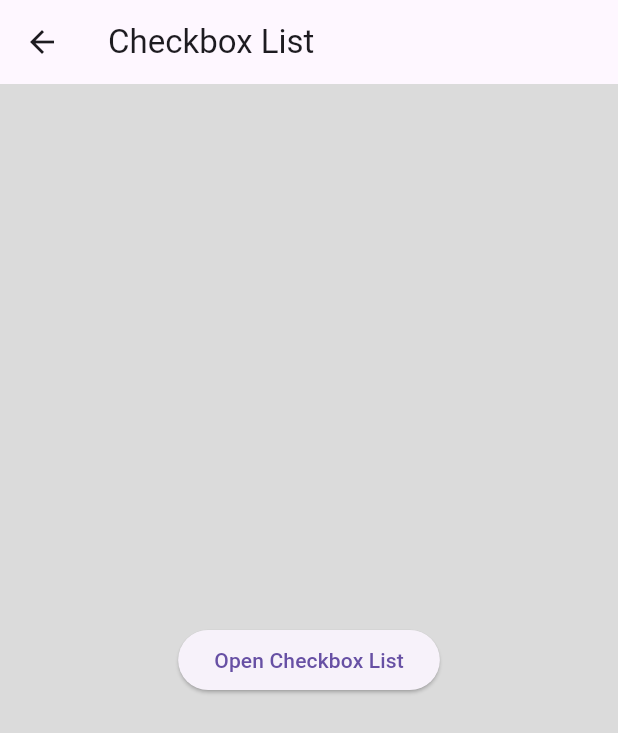
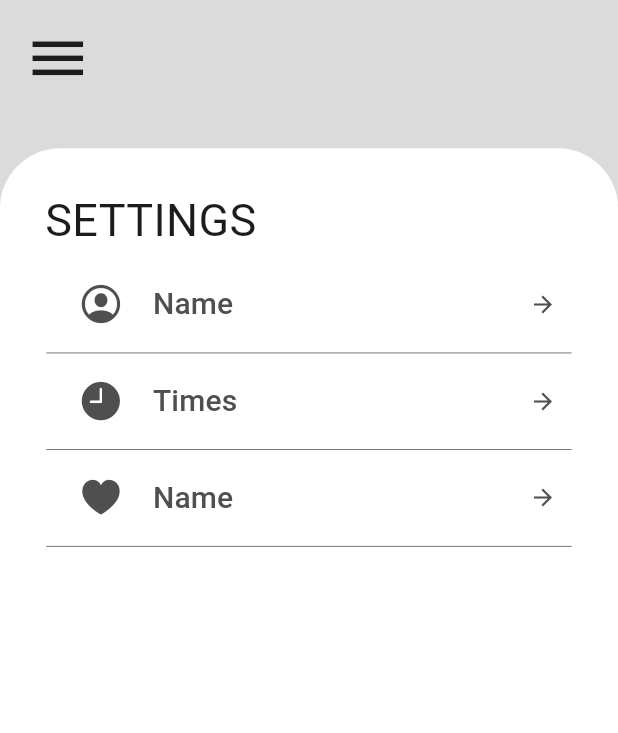
Before and after one commit to tri27pham/dissertation, a Flutter app: the NavBar widget shown alone on an empty page, opened directly, after a tap on "SETTINGS", on a phone screen of 412 x 824 dp. Shown: the top 733 px of the screen. Run offline on Flutter 3.47's test engine with Material 3 defaults, Android fonts, the phone set to English and light mode, and no system bars; our stand-ins replace flutter_advanced_switch, geocoding; missing offline and left inert: dart:ffi.

Commit message:
made settings page

```diff
--- a/task_allocation_app/lib/navbar.dart
+++ b/task_allocation_app/lib/navbar.dart
@@ -3,6 +3,7 @@ import 'package:flutter/scheduler.dart';
 import 'package:task_allocation_app/homepage.dart';
 import 'package:task_allocation_app/schedule.dart';
 import 'package:task_allocation_app/calendar.dart';
+import 'package:task_allocation_app/settings.dart';
 import 'package:task_allocation_app/test.dart';
 
 class NavBar extends StatelessWidget {
@@ -95,7 +96,7 @@ class NavBar extends StatelessWidget {
             onTap: () {
               Navigator.push(
                 context,
-                MaterialPageRoute(builder: (context) => CheckboxListScreen()),
+                MaterialPageRoute(builder: (context) => Settings()),
               );
             },
           ),
--- /dev/null
+++ b/task_allocation_app/lib/settings.dart
@@ -0,0 +1,216 @@
+import 'package:flutter/cupertino.dart';
+import 'package:flutter/material.dart';
+import 'navbar.dart';
+
+class Settings extends StatelessWidget {
+  const Settings({super.key});
+
+  @override
+  Widget build(BuildContext context) {
+    return Scaffold(
+      appBar: AppBar(
+        toolbarHeight: MediaQuery.of(context).size.height * 0.08,
+        backgroundColor: Colors.transparent,
+        leading: Padding(
+          padding: const EdgeInsets.all(8.0), // Add padding to the leading icon
+          child: Builder(
+            builder: (context) => IconButton(
+              icon: Icon(Icons.menu),
+              iconSize: 45,
+              onPressed: () {
+                print("MENU PRESSED");
+                Scaffold.of(context).openDrawer();
+              },
+            ),
+          ),
+        ),
+      ),
+      body: Column(
+        crossAxisAlignment: CrossAxisAlignment.start,
+        children: [
+          Spacer(),
+          Container(
+              height: 0.88 * MediaQuery.of(context).size.height,
+              width: MediaQuery.of(context).size.width,
+              decoration: BoxDecoration(
+                color: Colors.white, // Set the color of the container
+                borderRadius: BorderRadius.only(
+                  topLeft: Radius.circular(40.0), // Radius for top-left corner
+                  topRight:
+                      Radius.circular(40.0), // Radius for top-right corner
+                ),
+              ),
+              child: Column(
+                  crossAxisAlignment: CrossAxisAlignment.start,
+                  children: [
+                    SizedBox(
+                      height: MediaQuery.of(context).size.height * 0.02,
+                    ),
+                    Padding(
+                      padding: EdgeInsets.symmetric(
+                          horizontal: 30.0, vertical: 10.0),
+                      child: Text(
+                        "SETTINGS",
+                        style: TextStyle(fontSize: 30),
+                      ),
+                    ),
+                    Center(
+                        child: Container(
+                            height: MediaQuery.of(context).size.height * 0.06,
+                            width: MediaQuery.of(context).size.width * 0.9,
+                            child: TextButton(
+                              onPressed: () {},
+                              child: Row(
+                                mainAxisAlignment: MainAxisAlignment
+                                    .spaceBetween, // Space out the row elements
+                                mainAxisSize: MainAxisSize
+                                    .min, // Minimize the row size to wrap its content
+                                children: [
+                                  Expanded(
+                                    flex: 2,
+                                    child: Icon(CupertinoIcons.profile_circled,
+                                        size: 30,
+                                        color: Color.fromARGB(255, 80, 78,
+                                            78)), // Icon on the far left
+                                  ),
+                                  Expanded(
+                                    flex: 7,
+                                    child: Text('Name',
+                                        style: TextStyle(
+                                          color:
+                                              Color.fromARGB(255, 80, 78, 78),
+                                          fontSize: 20,
+                                        )),
+                                  ),
+                                  Expanded(
+                                    flex: 1,
+                                    child: Icon(Icons.arrow_forward,
+                                        color: Color.fromARGB(255, 80, 78,
+                                            78)), // Icon on the far right)
+                                  )
+                                  // Text in the middle
+                                ],
+                              ),
+                            ))),
+                    Center(
+                      child: FractionallySizedBox(
+                        widthFactor:
+                            0.85, // Sets the width to 50% of the available width
+                        child: Divider(
+                          color: Color.fromARGB(
+                              255, 80, 78, 78), // Color of the divider
+                          height:
+                              15, // Space occupied by the divider, including the line and space above and below it
+                          thickness: 0.5, // Thickness of the line
+                        ),
+                      ),
+                    ),
+                    Center(
+                        child: Container(
+                            height: MediaQuery.of(context).size.height * 0.06,
+                            width: MediaQuery.of(context).size.width * 0.9,
+                            child: TextButton(
+                              onPressed: () {},
+                              child: Row(
+                                mainAxisAlignment: MainAxisAlignment
+                                    .spaceBetween, // Space out the row elements
+                                mainAxisSize: MainAxisSize
+                                    .min, // Minimize the row size to wrap its content
+                                children: [
+                                  Expanded(
+                                    flex: 2,
+                                    child: Icon(CupertinoIcons.clock_solid,
+                                        size: 30,
+                                        color: Color.fromARGB(255, 80, 78,
+                                            78)), // Icon on the far left
+                                  ),
+                                  Expanded(
+                                    flex: 7,
+                                    child: Text('Times',
+                                        style: TextStyle(
+                                          color:
+                                              Color.fromARGB(255, 80, 78, 78),
+                                          fontSize: 20,
+                                        )),
+                                  ),
+                                  Expanded(
+                                    flex: 1,
+                                    child: Icon(Icons.arrow_forward,
+                                        color: Color.fromARGB(255, 80, 78,
+                                            78)), // Icon on the far right)
+                                  )
+                                  // Text in the middle
+                                ],
+                              ),
+                            ))),
+                    Center(
+                      child: FractionallySizedBox(
+                        widthFactor:
+                            0.85, // Sets the width to 50% of the available width
+                        child: Divider(
+                          color: Color.fromARGB(
+                              255, 80, 78, 78), // Color of the divider
+                          height:
+                              15, // Space occupied by the divider, including the line and space above and below it
+                          thickness: 0.5, // Thickness of the line
+                        ),
+                      ),
+                    ),
+                    Center(
+                        child: Container(
+                            height: MediaQuery.of(context).size.height * 0.06,
+                            width: MediaQuery.of(context).size.width * 0.9,
+                            child: TextButton(
+                              onPressed: () {},
+                              child: Row(
+                                mainAxisAlignment: MainAxisAlignment
+                                    .spaceBetween, // Space out the row elements
+                                mainAxisSize: MainAxisSize
+                                    .min, // Minimize the row size to wrap its content
+                                children: [
+                                  Expanded(
+                                    flex: 2,
+                                    child: Icon(CupertinoIcons.suit_heart_fill,
+                                        size: 30,
+                                        color: Color.fromARGB(255, 80, 78,
+                                            78)), // Icon on the far left
+                                  ),
+                                  Expanded(
+                                    flex: 7,
+                                    child: Text('Name',
+                                        style: TextStyle(
+                                          color:
+                                              Color.fromARGB(255, 80, 78, 78),
+                                          fontSize: 20,
+                                        )),
+                                  ),
+                                  Expanded(
+                                    flex: 1,
+                                    child: Icon(Icons.arrow_forward,
+                                        color: Color.fromARGB(255, 80, 78,
+                                            78)), // Icon on the far right)
+                                  )
+                                  // Text in the middle
+                                ],
+                              ),
+                            ))),
+                    Center(
+                      child: FractionallySizedBox(
+                        widthFactor:
+                            0.85, // Sets the width to 50% of the available width
+                        child: Divider(
+                          color: Color.fromARGB(
+                              255, 80, 78, 78), // Color of the divider
+                          height:
+                              15, // Space occupied by the divider, including the line and space above and below it
+                          thickness: 0.5, // Thickness of the line
+                        ),
+                      ),
+                    ),
+                  ]))
+        ],
+      ),
+      drawer: NavBar(),
+    );
+  }
+}
```
